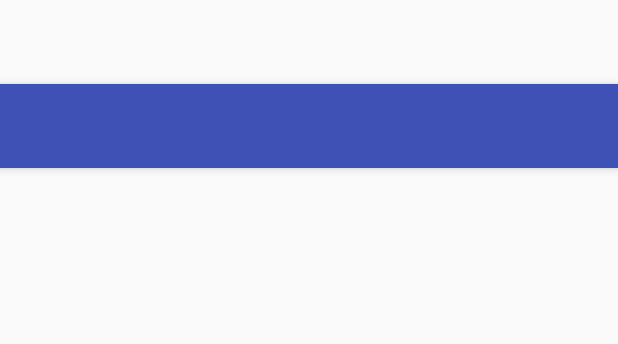
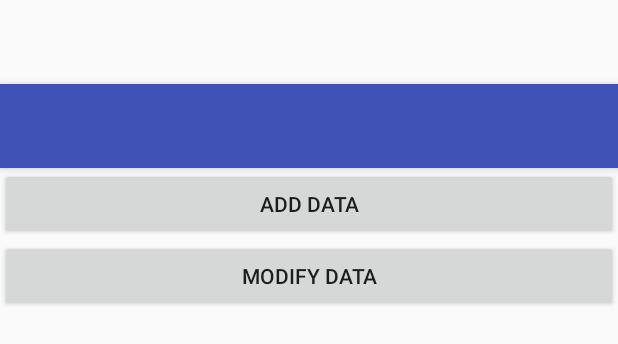
Before and after one commit to jitayangchen/AndroidNewTechnique, an Android app: the layout activity_realm.xml on its own in the app's theme, with its tools: preview values and no code run, on a phone screen of 412 x 824 dp. Shown: the top 344 px of the screen. Run offline under Robolectric (Android 15) with nearby library versions, the phone set to English and light mode, and no system bars.

Commit message:
modify RealmActivity

```diff
--- a/app/src/main/java/com/pepoc/androidnewtechnique/realm/User.java
+++ b/app/src/main/java/com/pepoc/androidnewtechnique/realm/User.java
@@ -9,16 +9,16 @@ import io.realm.annotations.PrimaryKey;
 public class User extends RealmObject {
 
     @PrimaryKey
-    private int id;
+    private long id;
     private String name;
     private int age;
     private String sex;
 
-    public int getId() {
+    public long getId() {
         return id;
     }
 
-    public void setId(int id) {
+    public void setId(long id) {
         this.id = id;
     }
 
--- a/app/src/main/res/layout/content_realm.xml
+++ b/app/src/main/res/layout/content_realm.xml
@@ -1,15 +1,24 @@
 <?xml version="1.0" encoding="utf-8"?>
-<RelativeLayout xmlns:android="http://schemas.android.com/apk/res/android"
+<LinearLayout xmlns:android="http://schemas.android.com/apk/res/android"
     xmlns:app="http://schemas.android.com/apk/res-auto"
     xmlns:tools="http://schemas.android.com/tools"
     android:layout_width="match_parent"
     android:layout_height="match_parent"
-    android:paddingBottom="@dimen/activity_vertical_margin"
-    android:paddingLeft="@dimen/activity_horizontal_margin"
-    android:paddingRight="@dimen/activity_horizontal_margin"
-    android:paddingTop="@dimen/activity_vertical_margin"
     app:layout_behavior="@string/appbar_scrolling_view_behavior"
     tools:context="com.pepoc.androidnewtechnique.realm.RealmActivity"
-    tools:showIn="@layout/activity_realm">
+    tools:showIn="@layout/activity_realm"
+    android:orientation="vertical">
 
-</RelativeLayout>
+    <Button
+        android:id="@+id/btn_add_data"
+        android:layout_width="match_parent"
+        android:layout_height="wrap_content"
+        android:text="add data"/>
+
+    <Button
+        android:id="@+id/btn_modify"
+        android:layout_width="match_parent"
+        android:layout_height="wrap_content"
+        android:text="modify data"/>
+
+</LinearLayout>
```
Also changed, not shown: app/src/main/java/com/pepoc/androidnewtechnique/MainActivity.java (+5 -4 lines), app/src/main/java/com/pepoc/androidnewtechnique/realm/RealmActivity.java (+24 -2 lines).
